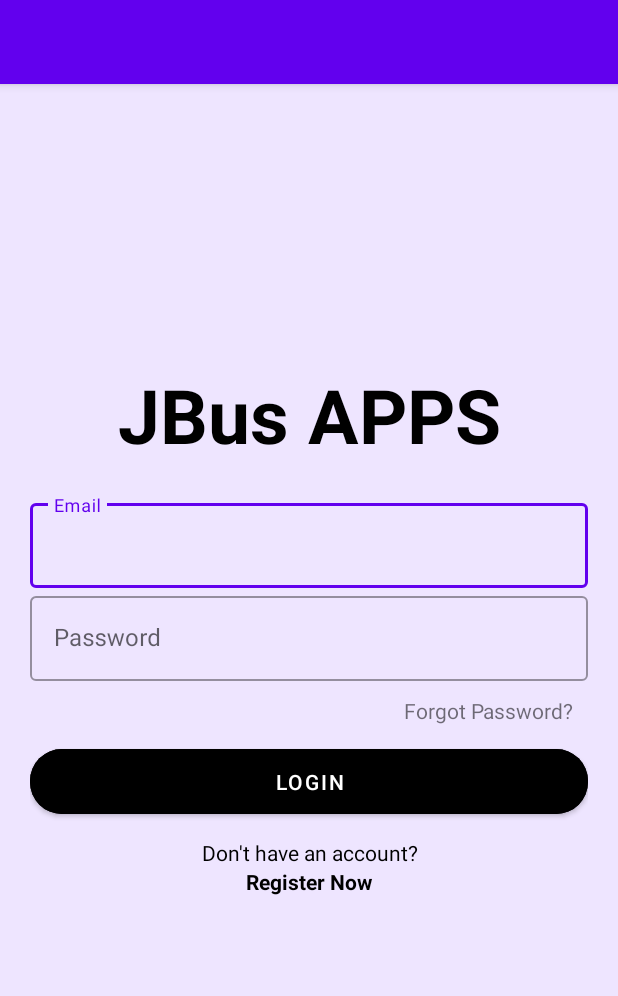
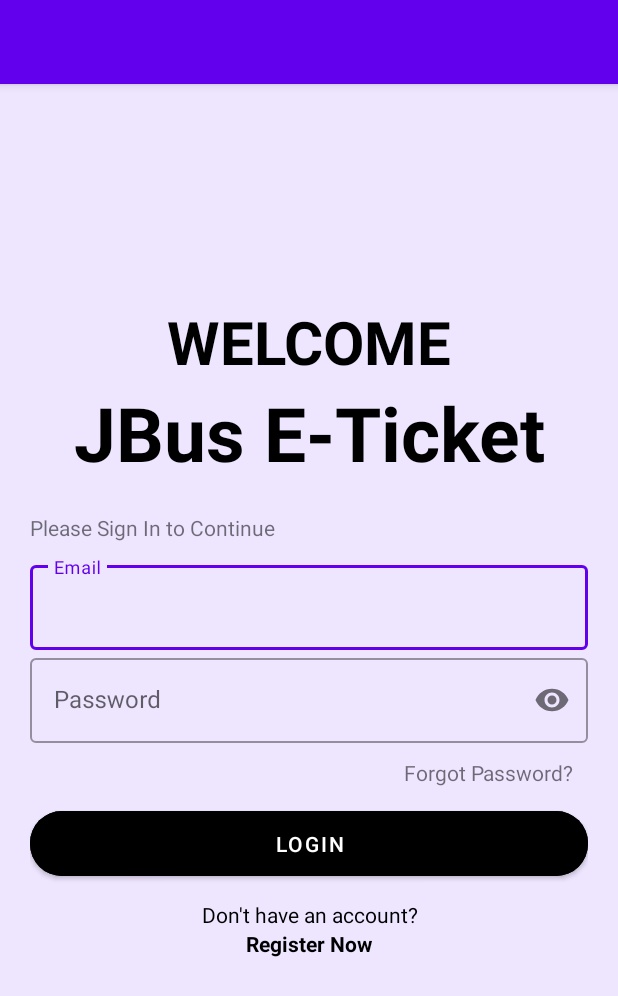
Before and after one commit to RajaRuslito/JBus-Android, an Android app: the screen it shows after launch (LoginActivity), on a phone screen of 412 x 824 dp. Shown: the top 996 px of the screen. Run offline under Robolectric (Android 15) with nearby library versions, the phone set to English and light mode, and no system bars.

Commit message:
TP08 - Menyelesaikan TP Modul 8

```diff
--- a/app/src/main/res/layout/activity_login.xml
+++ b/app/src/main/res/layout/activity_login.xml
@@ -10,16 +10,26 @@
     tools:context=".LoginActivity"> <!-- Add this line -->
     <!-- Fill the linear layout with some components-->
 
-
+    <TextView
+        android:id="@+id/title1"
+        android:layout_width="match_parent"
+        android:layout_height="wrap_content"
+        android:gravity="center"
+        android:text="WELCOME"
+        android:textColor="@color/black"
+        android:textSize="40sp"
+        android:textStyle="bold"
+        />
     <TextView
         android:id="@+id/title"
         android:layout_width="match_parent"
         android:layout_height="wrap_content"
         android:gravity="center"
-        android:text="JBus APPS"
+        android:text="JBus E-Ticket"
         android:textColor="@color/black"
         android:textSize="50sp"
-        android:textStyle="bold" />
+        android:textStyle="bold"
+        />
 
     <LinearLayout
         android:id="@+id/login_form"
@@ -28,6 +38,13 @@
         android:layout_marginBottom="20dp"
         android:padding="20dp"
         android:orientation="vertical">
+
+        <TextView
+            android:layout_width="match_parent"
+            android:layout_height="wrap_content"
+            android:text="Please Sign In to Continue"
+            android:layout_marginBottom="10dp"
+            />
 
         <com.google.android.material.textfield.TextInputLayout
             android:id="@+id/email"
@@ -45,14 +62,17 @@
             android:layout_width="match_parent"
             android:layout_height="wrap_content"
             android:hint="Password"
-            android:inputType="textPassword"
+            app:passwordToggleEnabled="true"
+
             style="@style/Widget.MaterialComponents.TextInputLayout.OutlinedBox">
             <com.google.android.material.textfield.TextInputEditText
                 android:layout_width="match_parent"
-                android:layout_height="wrap_content"/>
+                android:layout_height="wrap_content"
+                android:inputType="textPassword"/>
         </com.google.android.material.textfield.TextInputLayout>
 
         <TextView
+            android:id="@+id/forgotpass"
             android:layout_width="match_parent"
             android:layout_height="wrap_content"
             android:gravity="right"
```
